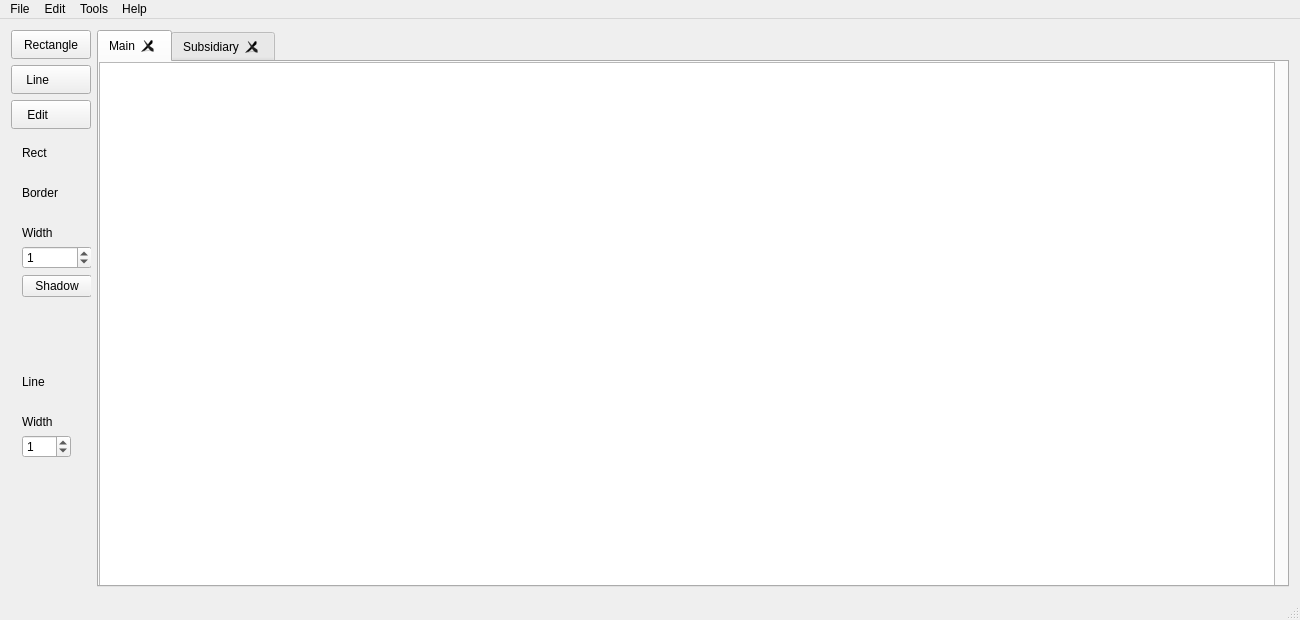
Old version of the form mainwindow.ui in the repository sergiycheban/Vector-Editor-on-QT.
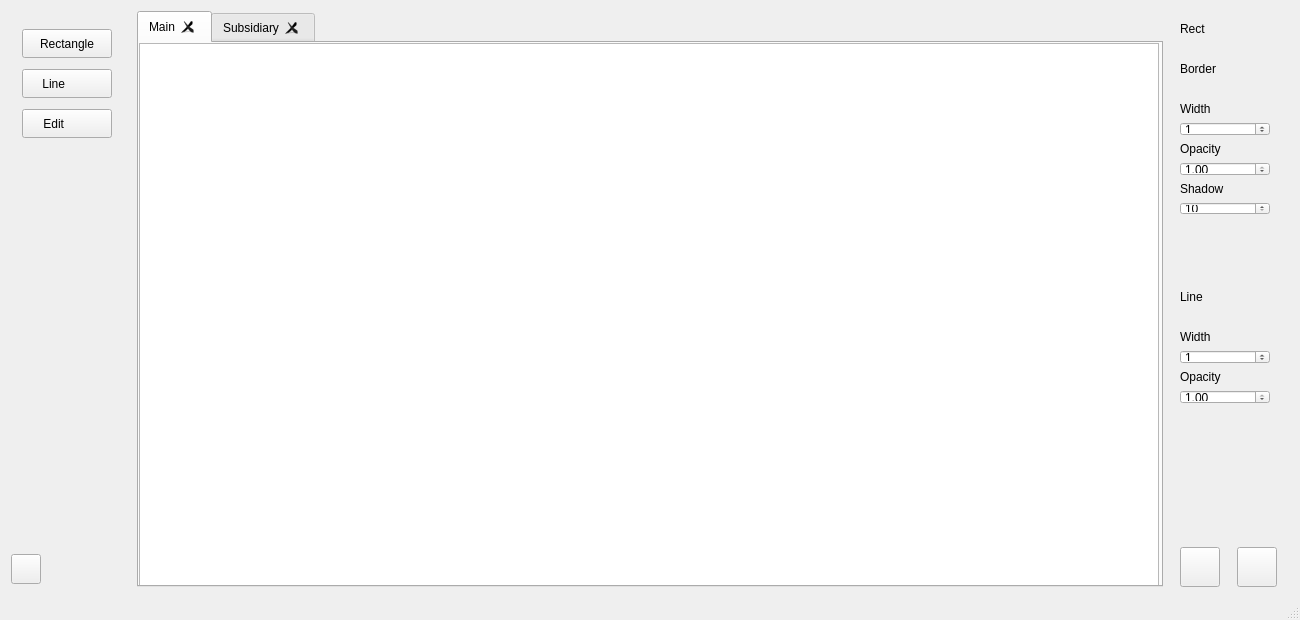
New version of the form. Custom widgets are drawn as their Qt base class.

Commit message: Made functional for transparency and shadow ... completely change the design and optimized code ... Added scale and its limit

Diff of the .ui file:
```diff
--- a/mainwindow.ui
+++ b/mainwindow.ui
@@ -38,57 +38,363 @@
   </property>
   <widget class="QWidget" name="centralWidget">
    <layout class="QGridLayout" name="gridLayout_2">
-    <item row="0" column="0" colspan="2">
-     <layout class="QVBoxLayout" name="verticalLayout_2">
+    <item row="1" column="0">
+     <widget class="QPushButton" name="m_question">
+      <property name="minimumSize">
+       <size>
+        <width>30</width>
+        <height>30</height>
+       </size>
+      </property>
+      <property name="maximumSize">
+       <size>
+        <width>25</width>
+        <height>25</height>
+       </size>
+      </property>
+      <property name="text">
+       <string/>
+      </property>
+     </widget>
+    </item>
+    <item row="0" column="3">
+     <layout class="QVBoxLayout" name="verticalLayout_3">
       <item>
-       <widget class="QPushButton" name="m_square">
-        <property name="enabled">
-         <bool>true</bool>
+       <widget class="QWidget" name="widget_rect" native="true">
+        <property name="minimumSize">
+         <size>
+          <width>120</width>
+          <height>0</height>
+         </size>
         </property>
         <property name="maximumSize">
          <size>
           <width>90</width>
-          <height>29</height>
+          <height>16777215</height>
          </size>
         </property>
-        <property name="text">
-         <string>Rectangle</string>
-        </property>
-        <property name="checkable">
-         <bool>false</bool>
-        </property>
+        <widget class="QWidget" name="layoutWidget">
+         <property name="geometry">
+          <rect>
+           <x>0</x>
+           <y>0</y>
+           <width>121</width>
+           <height>215</height>
+          </rect>
+         </property>
+         <layout class="QVBoxLayout" name="verticalLayout_4">
+          <item>
+           <widget class="QLabel" name="label">
+            <property name="maximumSize">
+             <size>
+              <width>90</width>
+              <height>30</height>
+             </size>
+            </property>
+            <property name="text">
+             <string>Rect</string>
+            </property>
+           </widget>
+          </item>
+          <item>
+           <widget class="ColorLabel" name="lineColor">
+            <property name="maximumSize">
+             <size>
+              <width>90</width>
+              <height>20</height>
+             </size>
+            </property>
+            <property name="text">
+             <string/>
+            </property>
+           </widget>
+          </item>
+          <item>
+           <widget class="QLabel" name="label_2">
+            <property name="maximumSize">
+             <size>
+              <width>90</width>
+              <height>30</height>
+             </size>
+            </property>
+            <property name="text">
+             <string>Border</string>
+            </property>
+           </widget>
+          </item>
+          <item>
+           <widget class="ColorLabel" name="borderColor">
+            <property name="maximumSize">
+             <size>
+              <width>90</width>
+              <height>20</height>
+             </size>
+            </property>
+            <property name="text">
+             <string/>
+            </property>
+           </widget>
+          </item>
+          <item>
+           <widget class="QLabel" name="label_4">
+            <property name="maximumSize">
+             <size>
+              <width>90</width>
+              <height>30</height>
+             </size>
+            </property>
+            <property name="text">
+             <string>Width</string>
+            </property>
+            <property name="scaledContents">
+             <bool>false</bool>
+            </property>
+           </widget>
+          </item>
+          <item>
+           <widget class="QSpinBox" name="borderWidth">
+            <property name="maximumSize">
+             <size>
+              <width>90</width>
+              <height>30</height>
+             </size>
+            </property>
+            <property name="minimum">
+             <number>0</number>
+            </property>
+            <property name="maximum">
+             <number>200</number>
+            </property>
+            <property name="value">
+             <number>1</number>
+            </property>
+           </widget>
+          </item>
+          <item>
+           <widget class="QLabel" name="label_7">
+            <property name="text">
+             <string>Opacity</string>
+            </property>
+           </widget>
+          </item>
+          <item>
+           <widget class="QDoubleSpinBox" name="doubleSpinBox">
+            <property name="maximumSize">
+             <size>
+              <width>90</width>
+              <height>16777215</height>
+             </size>
+            </property>
+            <property name="maximum">
+             <double>1.000000000000000</double>
+            </property>
+            <property name="singleStep">
+             <double>0.010000000000000</double>
+            </property>
+            <property name="value">
+             <double>1.000000000000000</double>
+            </property>
+           </widget>
+          </item>
+          <item>
+           <widget class="QLabel" name="label_6">
+            <property name="text">
+             <string>Shadow</string>
+            </property>
+           </widget>
+          </item>
+          <item>
+           <widget class="QSpinBox" name="borderWidth_3">
+            <property name="maximumSize">
+             <size>
+              <width>90</width>
+              <height>30</height>
+             </size>
+            </property>
+            <property name="minimum">
+             <number>10</number>
+            </property>
+            <property name="maximum">
+             <number>100</number>
+            </property>
+            <property name="value">
+             <number>10</number>
+            </property>
+           </widget>
+          </item>
+          <item>
+           <spacer name="verticalSpacer">
+            <property name="orientation">
+             <enum>Qt::Vertical</enum>
+            </property>
+            <property name="sizeHint" stdset="0">
+             <size>
+              <width>20</width>
+              <height>40</height>
+             </size>
+            </property>
+           </spacer>
+          </item>
+         </layout>
+        </widget>
        </widget>
       </item>
       <item>
-       <widget class="QPushButton" name="m_line">
-        <property name="maximumSize">
+       <widget class="QWidget" name="widget_line" native="true">
+        <property name="minimumSize">
          <size>
-          <width>90</width>
-          <height>29</height>
+          <width>120</width>
+          <height>0</height>
          </size>
         </property>
-        <property name="text">
-         <string>Line        </string>
-        </property>
-       </widget>
-      </item>
-      <item>
-       <widget class="QPushButton" name="m_move">
         <property name="maximumSize">
          <size>
-          <width>90</width>
-          <height>29</height>
+          <width>120</width>
+          <height>16777215</height>
          </size>
         </property>
-        <property name="text">
-         <string>Edit        </string>
-        </property>
+        <widget class="QWidget" name="layoutWidget">
+         <property name="geometry">
+          <rect>
+           <x>0</x>
+           <y>0</y>
+           <width>121</width>
+           <height>136</height>
+          </rect>
+         </property>
+         <layout class="QVBoxLayout" name="verticalLayout">
+          <item>
+           <widget class="QLabel" name="label_3">
+            <property name="minimumSize">
+             <size>
+              <width>90</width>
+              <height>0</height>
+             </size>
+            </property>
+            <property name="maximumSize">
+             <size>
+              <width>90</width>
+              <height>30</height>
+             </size>
+            </property>
+            <property name="text">
+             <string>Line</string>
+            </property>
+           </widget>
+          </item>
+          <item>
+           <widget class="ColorLabel" name="borderColor_3">
+            <property name="minimumSize">
+             <size>
+              <width>90</width>
+              <height>0</height>
+             </size>
+            </property>
+            <property name="maximumSize">
+             <size>
+              <width>90</width>
+              <height>20</height>
+             </size>
+            </property>
+            <property name="text">
+             <string/>
+            </property>
+           </widget>
+          </item>
+          <item>
+           <widget class="QLabel" name="label_5">
+            <property name="minimumSize">
+             <size>
+              <width>90</width>
+              <height>0</height>
+             </size>
+            </property>
+            <property name="maximumSize">
+             <size>
+              <width>90</width>
+              <height>30</height>
+             </size>
+            </property>
+            <property name="text">
+             <string>Width</string>
+            </property>
+            <property name="scaledContents">
+             <bool>false</bool>
+            </property>
+           </widget>
+          </item>
+          <item>
+           <widget class="QSpinBox" name="borderWidth_2">
+            <property name="maximumSize">
+             <size>
+              <width>90</width>
+              <height>30</height>
+             </size>
+            </property>
+            <property name="minimum">
+             <number>0</number>
+            </property>
+            <property name="maximum">
+             <number>200</number>
+            </property>
+            <property name="value">
+             <number>1</number>
+            </property>
+           </widget>
+          </item>
+          <item>
+           <widget class="QLabel" name="label_8">
+            <property name="text">
+             <string>Opacity</string>
+            </property>
+           </widget>
+          </item>
+          <item>
+           <widget class="QDoubleSpinBox" name="doubleSpinBox_2">
+            <property name="maximumSize">
+             <size>
+              <width>90</width>
+              <height>16777215</height>
+             </size>
+            </property>
+            <property name="maximum">
+             <double>1.000000000000000</double>
+            </property>
+            <property name="singleStep">
+             <double>0.010000000000000</double>
+            </property>
+            <property name="value">
+             <double>1.000000000000000</double>
+            </property>
+           </widget>
+          </item>
+          <item>
+           <spacer name="verticalSpacer_2">
+            <property name="orientation">
+             <enum>Qt::Vertical</enum>
+            </property>
+            <property name="sizeHint" stdset="0">
+             <size>
+              <width>20</width>
+              <height>40</height>
+             </size>
+            </property>
+           </spacer>
+          </item>
+         </layout>
+        </widget>
        </widget>
       </item>
      </layout>
     </item>
-    <item row="0" column="2" rowspan="4">
+    <item row="0" column="2" rowspan="2">
      <widget class="QTabWidget" name="tabWidget">
+      <property name="minimumSize">
+       <size>
+        <width>1020</width>
+        <height>0</height>
+       </size>
+      </property>
       <property name="autoFillBackground">
        <bool>false</bool>
       </property>
@@ -131,14 +437,20 @@
          <rect>
           <x>0</x>
           <y>0</y>
-          <width>1176</width>
-          <height>538</height>
+          <width>1020</width>
+          <height>551</height>
          </rect>
         </property>
+        <property name="minimumSize">
+         <size>
+          <width>1020</width>
+          <height>551</height>
+         </size>
+        </property>
         <property name="maximumSize">
          <size>
-          <width>1176</width>
-          <height>538</height>
+          <width>1020</width>
+          <height>551</height>
          </size>
         </property>
        </widget>
@@ -152,239 +464,141 @@
          <rect>
           <x>0</x>
           <y>0</y>
-          <width>1176</width>
-          <height>538</height>
+          <width>1020</width>
+          <height>551</height>
          </rect>
         </property>
+        <property name="minimumSize">
+         <size>
+          <width>1020</width>
+          <height>551</height>
+         </size>
+        </property>
         <property name="maximumSize">
          <size>
-          <width>1176</width>
-          <height>538</height>
+          <width>1020</width>
+          <height>551</height>
          </size>
         </property>
        </widget>
       </widget>
      </widget>
     </item>
-    <item row="1" column="0" rowspan="3" colspan="2">
-     <layout class="QVBoxLayout" name="verticalLayout_3">
+    <item row="0" column="0" colspan="2">
+     <layout class="QVBoxLayout" name="verticalLayout_2">
       <item>
-       <widget class="QWidget" name="widget_rect" native="true">
-        <widget class="QWidget" name="layoutWidget">
+       <widget class="QWidget" name="widget" native="true">
+        <property name="minimumSize">
+         <size>
+          <width>120</width>
+          <height>0</height>
+         </size>
+        </property>
+        <property name="maximumSize">
+         <size>
+          <width>120</width>
+          <height>16777215</height>
+         </size>
+        </property>
+        <widget class="QWidget" name="">
          <property name="geometry">
           <rect>
            <x>0</x>
-           <y>0</y>
-           <width>92</width>
-           <height>182</height>
+           <y>2</y>
+           <width>121</width>
+           <height>141</height>
           </rect>
          </property>
-         <layout class="QVBoxLayout" name="verticalLayout_4">
+         <layout class="QVBoxLayout" name="verticalLayout_5">
           <item>
-           <widget class="QLabel" name="label">
-            <property name="maximumSize">
-             <size>
-              <width>90</width>
-              <height>30</height>
-             </size>
+           <widget class="QPushButton" name="m_square">
+            <property name="enabled">
+             <bool>true</bool>
             </property>
-            <property name="text">
-             <string>Rect</string>
-            </property>
-           </widget>
-          </item>
-          <item>
-           <widget class="ColorLabel" name="lineColor">
             <property name="maximumSize">
              <size>
               <width>90</width>
-              <height>20</height>
+              <height>29</height>
              </size>
             </property>
             <property name="text">
-             <string/>
+             <string>Rectangle</string>
             </property>
-           </widget>
-          </item>
-          <item>
-           <widget class="QLabel" name="label_2">
-            <property name="maximumSize">
-             <size>
-              <width>90</width>
-              <height>30</height>
-             </size>
+            <property name="checkable">
+             <bool>false</bool>
             </property>
-            <property name="text">
-             <string>Border</string>
-            </property>
            </widget>
           </item>
           <item>
-           <widget class="ColorLabel" name="borderColor">
+           <widget class="QPushButton" name="m_line">
             <property name="maximumSize">
              <size>
               <width>90</width>
-              <height>20</height>
+              <height>29</height>
              </size>
             </property>
             <property name="text">
-             <string/>
+             <string>Line        </string>
             </property>
            </widget>
           </item>
           <item>
-           <widget class="QLabel" name="label_4">
+           <widget class="QPushButton" name="m_move">
             <property name="maximumSize">
              <size>
               <width>90</width>
-              <height>30</height>
+              <height>29</height>
              </size>
             </property>
             <property name="text">
-             <string>Width</string>
+             <string>Edit        </string>
             </property>
-            <property name="scaledContents">
-             <bool>false</bool>
-            </property>
            </widget>
           </item>
-          <item>
-           <widget class="QSpinBox" name="borderWidth">
-            <property name="maximumSize">
-             <size>
-              <width>90</width>
-              <height>30</height>
-             </size>
-            </property>
-            <property name="minimum">
-             <number>0</number>
-            </property>
-            <property name="maximum">
-             <number>200</number>
-            </property>
-            <property name="value">
-             <number>1</number>
-            </property>
-           </widget>
-          </item>
-          <item>
-           <widget class="QPushButton" name="pushButton_2">
-            <property name="maximumSize">
-             <size>
-              <width>90</width>
-              <height>30</height>
-             </size>
-            </property>
-            <property name="text">
-             <string>Shadow</string>
-            </property>
-           </widget>
-          </item>
-          <item>
-           <spacer name="verticalSpacer">
-            <property name="orientation">
-             <enum>Qt::Vertical</enum>
-            </property>
-            <property name="sizeHint" stdset="0">
-             <size>
-              <width>20</width>
-              <height>40</height>
-             </size>
-            </property>
-           </spacer>
-          </item>
          </layout>
         </widget>
        </widget>
       </item>
+     </layout>
+    </item>
+    <item row="1" column="3">
+     <layout class="QHBoxLayout" name="horizontalLayout">
       <item>
-       <widget class="QWidget" name="widget_line" native="true">
-        <widget class="QWidget" name="layoutWidget">
-         <property name="geometry">
-          <rect>
-           <x>0</x>
-           <y>0</y>
-           <width>71</width>
-           <height>125</height>
-          </rect>
-         </property>
-         <layout class="QVBoxLayout" name="verticalLayout">
-          <item>
-           <widget class="QLabel" name="label_3">
-            <property name="maximumSize">
-             <size>
-              <width>90</width>
-              <height>30</height>
-             </size>
-            </property>
-            <property name="text">
-             <string>Line</string>
-            </property>
-           </widget>
-          </item>
-          <item>
-           <widget class="ColorLabel" name="borderColor_3">
-            <property name="maximumSize">
-             <size>
-              <width>90</width>
-              <height>20</height>
-             </size>
-            </property>
-            <property name="text">
-             <string/>
-            </property>
-           </widget>
-          </item>
-          <item>
-           <widget class="QLabel" name="label_5">
-            <property name="maximumSize">
-             <size>
-              <width>90</width>
-              <height>30</height>
-             </size>
-            </property>
-            <property name="text">
-             <string>Width</string>
-            </property>
-            <property name="scaledContents">
-             <bool>false</bool>
-            </property>
-           </widget>
-          </item>
-          <item>
-           <widget class="QSpinBox" name="borderWidth_2">
-            <property name="maximumSize">
-             <size>
-              <width>90</width>
-              <height>30</height>
-             </size>
-            </property>
-            <property name="minimum">
-             <number>0</number>
-            </property>
-            <property name="maximum">
-             <number>200</number>
-            </property>
-            <property name="value">
-             <number>1</number>
-            </property>
-           </widget>
-          </item>
-          <item>
-           <spacer name="verticalSpacer_2">
-            <property name="orientation">
-             <enum>Qt::Vertical</enum>
-            </property>
-            <property name="sizeHint" stdset="0">
-             <size>
-              <width>20</width>
-              <height>40</height>
-             </size>
-            </property>
-           </spacer>
-          </item>
-         </layout>
-        </widget>
+       <widget class="QPushButton" name="m_save">
+        <property name="minimumSize">
+         <size>
+          <width>40</width>
+          <height>40</height>
+         </size>
+        </property>
+        <property name="maximumSize">
+         <size>
+          <width>40</width>
+          <height>40</height>
+         </size>
+        </property>
+        <property name="text">
+         <string/>
+        </property>
+       </widget>
+      </item>
+      <item>
+       <widget class="QPushButton" name="m_open">
+        <property name="minimumSize">
+         <size>
+          <width>40</width>
+          <height>40</height>
+         </size>
+        </property>
+        <property name="maximumSize">
+         <size>
+          <width>40</width>
+          <height>40</height>
+         </size>
+        </property>
+        <property name="text">
+         <string/>
+        </property>
        </widget>
       </item>
      </layout>
@@ -392,46 +606,6 @@
    </layout>
   </widget>
   <widget class="QStatusBar" name="statusBar"/>
-  <widget class="QMenuBar" name="menuBar">
-   <property name="geometry">
-    <rect>
-     <x>0</x>
-     <y>0</y>
-     <width>1300</width>
-     <height>21</height>
-    </rect>
-   </property>
-   <widget class="QMenu" name="menuFile">
-    <property name="title">
-     <string>File</string>
-    </property>
-    <addaction name="actionOpen"/>
-    <addaction name="actionSave"/>
-   </widget>
-   <widget class="QMenu" name="menuTools">
-    <property name="title">
-     <string>Tools</string>
-    </property>
-    <addaction name="actionAdd_tad"/>
-   </widget>
-   <widget class="QMenu" name="menuHelp">
-    <property name="title">
-     <string>Help</string>
-    </property>
-    <addaction name="actionInfo"/>
-   </widget>
-   <widget class="QMenu" name="menuEdit">
-    <property name="title">
-     <string>Edit</string>
-    </property>
-    <addaction name="actionDelete_Item"/>
-    <addaction name="actionSelect_all"/>
-   </widget>
-   <addaction name="menuFile"/>
-   <addaction name="menuEdit"/>
-   <addaction name="menuTools"/>
-   <addaction name="menuHelp"/>
-  </widget>
   <action name="actionOpen">
    <property name="text">
     <string>Open</string>
@@ -465,6 +639,11 @@
     <string>Delete Item</string>
    </property>
   </action>
+  <action name="actionSeparate_menu">
+   <property name="text">
+    <string>Separate menu</string>
+   </property>
+  </action>
  </widget>
  <layoutdefault spacing="6" margin="11"/>
  <customwidgets>
```
The commit also changes 23 other files.
